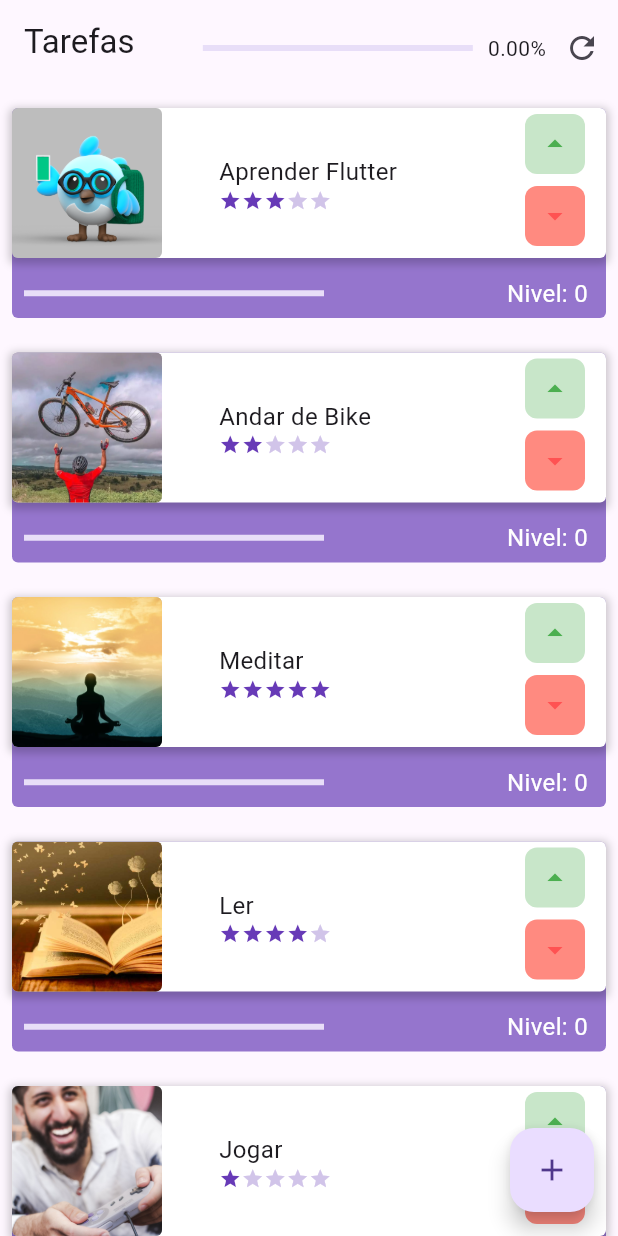
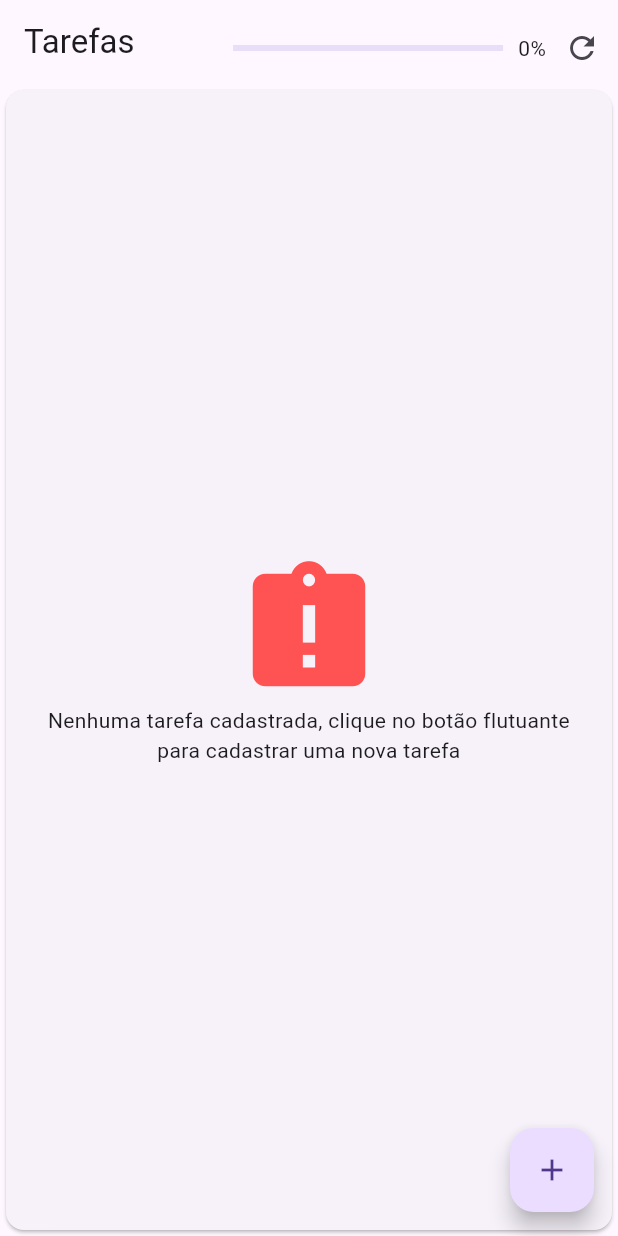
Before and after one commit to analubarreto/primeiro_projeto_flutter, a Flutter app: the screen it shows after launch, on a phone screen of 412 x 824 dp. Run offline on Flutter 3.47's test engine with Material 2 defaults, Android fonts, the phone set to English and light mode, and no system bars.

Commit message:
Added id to tasks

```diff
--- a/lib/Components/task.dart
+++ b/lib/Components/task.dart
@@ -4,12 +4,13 @@ import 'package:primeiro_projeto/components/difficulty.dart';
 import 'package:primeiro_projeto/data/task_inherited.dart';
 
 class Task extends StatefulWidget {
+  late String id;
   final String name;
   final String photo;
   final int difficulty;
   late int level;
 
-  Task(this.name, this.photo, this.difficulty, this.level, {Key? key})
+  Task(this.id, this.name, this.photo, this.difficulty, this.level, {Key? key})
       : super(key: key);
 
   @override
--- a/lib/Data/task_inherited.dart
+++ b/lib/Data/task_inherited.dart
@@ -1,5 +1,7 @@
 import 'package:flutter/material.dart';
 import 'package:primeiro_projeto/components/task.dart';
+import 'package:uuid/uuid.dart';
+import 'package:uuid/uuid_util.dart';
 
 class TaskInherited extends InheritedWidget {
   TaskInherited({
@@ -9,18 +11,14 @@ class TaskInherited extends InheritedWidget {
     calculateTotalLevel();
   }
 
-  final List<Task> taskList = [
-    Task('Aprender Flutter', 'assets/images/dash.png', 3, 0),
-    Task('Andar de Bike', 'assets/images/bike.webp', 2, 0),
-    Task('Meditar', 'assets/images/meditar.jpeg', 5, 0),
-    Task('Ler', 'assets/images/livro.jpg', 4, 0),
-    Task('Jogar', 'assets/images/jogar.jpg', 1, 0),
-  ];
+  final List<Task> taskList = [];
 
   late double totalLevel = 0;
 
   void newTask(String name, String photo, int difficulty) {
-    Task newTask = Task(name, photo, difficulty, 0);
+    var taskId = const Uuid().v4(options: {'rng': UuidUtil.cryptoRNG});
+
+    Task newTask = Task(taskId, name, photo, difficulty, 0);
     taskList.add(newTask);
   }
 
--- a/lib/Screens/initial_screen.dart
+++ b/lib/Screens/initial_screen.dart
@@ -16,6 +16,7 @@ class _InitialScreenState extends State<InitialScreen> {
   Widget build(BuildContext context) {
     final taskInherited = TaskInherited.of(context);
     List<Task> taskList = taskInherited.taskList;
+    bool isTaskListEmpty = taskList.isEmpty;
 
 
     return Scaffold(
@@ -32,22 +33,38 @@ class _InitialScreenState extends State<InitialScreen> {
                   width: 180,
                   child: LinearProgressIndicator(
                     color: Colors.deepPurple,
-                    value: taskInherited.totalLevel / 100,
+                    value: isTaskListEmpty ? 0 : taskInherited.totalLevel / 100,
                   ),
                 ),
                 const SizedBox(width: 10),
-                Text('${taskInherited.totalLevel.toStringAsFixed(2)}%'),
+                Text('${isTaskListEmpty ? 0 : taskInherited.totalLevel.toStringAsFixed(2)}%'),
                 IconButton(onPressed: () {
                   setState(() {
                     TaskInherited.of(context).calculateTotalLevel();
                   });
-                }, icon: const Icon(Icons.refresh)),
+                }, icon: const Icon(Icons.refresh),),
               ],
             ),
           ],
         )
       ),
-      body: ListView(
+      body: isTaskListEmpty ?
+          const Card(
+            child: Padding(
+              padding: EdgeInsets.only(right: 20, left: 20),
+              child: Column(
+                mainAxisAlignment: MainAxisAlignment.center,
+                crossAxisAlignment: CrossAxisAlignment.center,
+                children: [
+                  Icon(Icons.assignment_late, size: 100, color: Colors.redAccent,),
+                  Text('Nenhuma tarefa cadastrada, clique no botão flutuante para cadastrar uma nova tarefa',
+                    textAlign: TextAlign.center,
+                    style: TextStyle(fontSize: 14),),
+                ],
+              ),
+            ),
+          )
+          : ListView(
         padding: const EdgeInsets.only(top: 8, bottom: 70),
         children: taskList,
       ),
```
